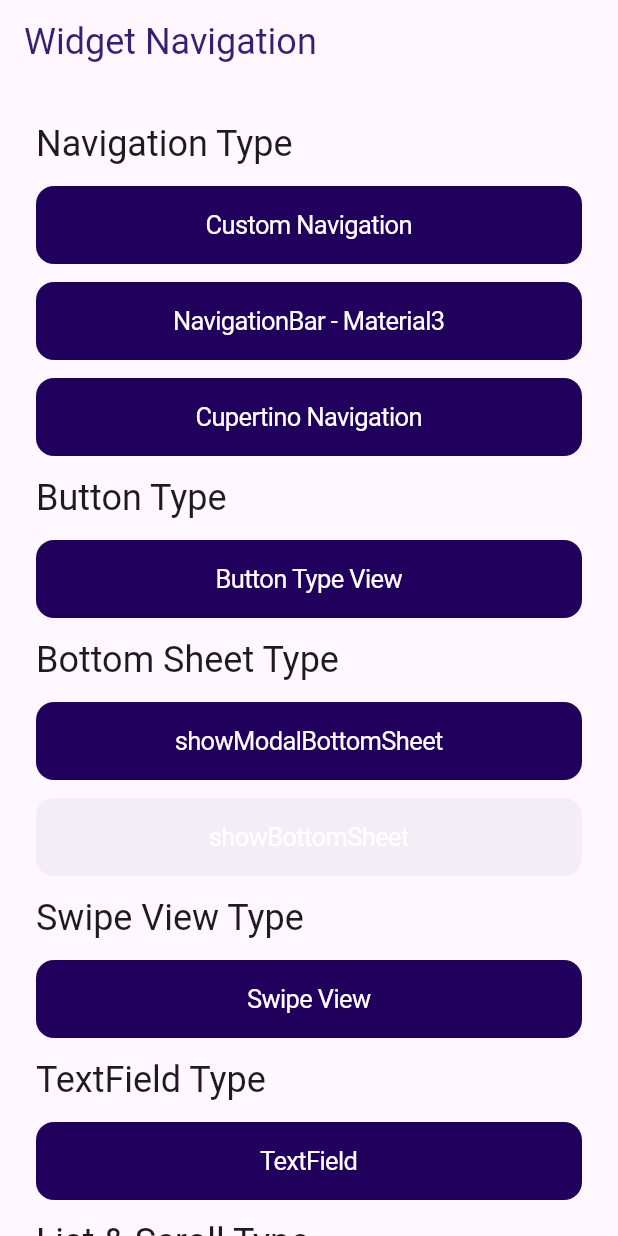
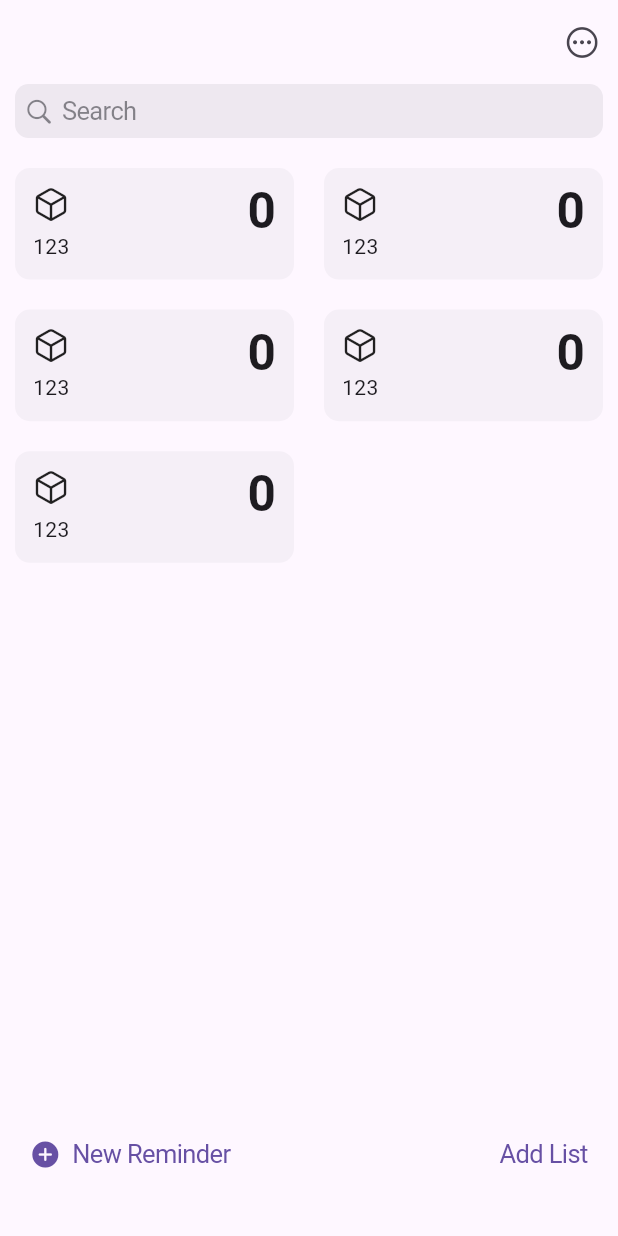
Before and after one commit to techighpark/flutter-todo-app, a Flutter app: the screen it shows after launch, on a phone screen of 412 x 824 dp. Run offline on Flutter 3.47's test engine with Material 2 defaults, Android fonts, the phone set to English and light mode, and no system bars; our stand-ins replace flutter_riverpod, go_router, google_fonts.

Commit message:
custom scroll view

```diff
--- /dev/null
+++ b/lib/features/todo/views/todo_view.dart
@@ -0,0 +1,96 @@
+import 'package:dev_app_1/constants/gaps.dart';
+import 'package:dev_app_1/constants/sizes.dart';
+import 'package:dev_app_1/features/todo/widgets/BoxTypeReminderWidget.dart';
+import 'package:flutter/cupertino.dart';
+import 'package:flutter/material.dart';
+
+class ToDoView extends StatefulWidget {
+  static String routeName = 'todo';
+  static String routeUrl = '/todo';
+
+  const ToDoView({Key? key}) : super(key: key);
+
+  @override
+  State<ToDoView> createState() => _ToDoViewState();
+}
+
+class _ToDoViewState extends State<ToDoView> {
+  void _onFloatingButtonTap() {}
+  @override
+  Widget build(BuildContext context) {
+    return Scaffold(
+      appBar: AppBar(
+        actions: [
+          IconButton(
+            onPressed: _onFloatingButtonTap,
+            icon: const Icon(
+              CupertinoIcons.ellipsis_circle,
+            ),
+          ),
+        ],
+      ),
+      body: Padding(
+        padding: const EdgeInsets.symmetric(
+          horizontal: Sizes.size10,
+        ),
+        child: CustomScrollView(
+          slivers: [
+            const SliverAppBar(
+              floating: true,
+              flexibleSpace: SizedBox(
+                width: double.infinity,
+                child: CupertinoSearchTextField(),
+              ),
+              // title: CupertinoSearchTextField(),
+            ),
+            SliverGrid(
+              delegate: SliverChildBuilderDelegate(
+                childCount: 5,
+                (context, index) => const BoxTypeReminderWidget(
+                  title: '123',
+                  icon: CupertinoIcons.cube,
+                ),
+              ),
+
+              ///[GridView.builder] - reference within gridDelegate
+              gridDelegate: const SliverGridDelegateWithMaxCrossAxisExtent(
+                maxCrossAxisExtent: 200,
+                mainAxisSpacing: Sizes.size20,
+                crossAxisSpacing: Sizes.size20,
+                childAspectRatio: 5 / 2,
+              ),
+            ),
+          ],
+        ),
+      ),
+      bottomNavigationBar: SizedBox(
+        height: 110,
+        child: Row(
+          mainAxisAlignment: MainAxisAlignment.spaceBetween,
+          children: [
+            CupertinoButton(
+              child: Row(
+                mainAxisAlignment: MainAxisAlignment.center,
+                children: const [
+                  Icon(CupertinoIcons.plus_circle_fill),
+                  SizedBox(width: 8.0),
+                  Text('New Reminder'),
+                ],
+              ),
+              onPressed: () {},
+            ),
+            CupertinoButton(
+              child: Row(
+                mainAxisAlignment: MainAxisAlignment.center,
+                children: const [
+                  Text('Add List'),
+                ],
+              ),
+              onPressed: () {},
+            )
+          ],
+        ),
+      ),
+    );
+  }
+}
--- /dev/null
+++ b/lib/features/todo/widgets/BoxTypeReminderWidget.dart
@@ -0,0 +1,57 @@
+import 'package:dev_app_1/constants/gaps.dart';
+import 'package:dev_app_1/constants/sizes.dart';
+import 'package:flutter/cupertino.dart';
+import 'package:flutter/material.dart';
+
+class BoxTypeReminderWidget extends StatefulWidget {
+  final String title;
+  final IconData icon;
+  const BoxTypeReminderWidget(
+      {Key? key, required this.title, required this.icon})
+      : super(key: key);
+
+  @override
+  State<BoxTypeReminderWidget> createState() => _BoxTypeReminderWidgetState();
+}
+
+class _BoxTypeReminderWidgetState extends State<BoxTypeReminderWidget> {
+  @override
+  Widget build(BuildContext context) {
+    return Container(
+      padding: const EdgeInsets.all(
+        Sizes.size12,
+      ),
+      decoration: BoxDecoration(
+        color: Theme.of(context).colorScheme.onInverseSurface,
+        borderRadius: BorderRadius.circular(
+          Sizes.size10,
+        ),
+      ),
+      child: Row(
+        mainAxisAlignment: MainAxisAlignment.spaceBetween,
+        crossAxisAlignment: CrossAxisAlignment.start,
+        children: [
+          Expanded(
+            child: Column(
+              crossAxisAlignment: CrossAxisAlignment.start,
+              children: [
+                Icon(
+                  widget.icon,
+                ),
+                Gaps.v6,
+                Text(widget.title)
+              ],
+            ),
+          ),
+          Text(
+            '0',
+            style: Theme.of(context).textTheme.headlineMedium!.copyWith(
+                  fontWeight: FontWeight.w600,
+                  height: 1,
+                ),
+          )
+        ],
+      ),
+    );
+  }
+}
--- a/lib/router.dart
+++ b/lib/router.dart
@@ -4,14 +4,22 @@ import 'package:dev_app_1/features/main_navigation/views/tech_navigation_view.da
 import 'package:dev_app_1/features/main_navigation/views/tech_material_navigation_view.dart';
 import 'package:dev_app_1/features/main_navigation/views/tech_cupertino_tab_bar_view.dart';
 import 'package:dev_app_1/features/onboarding/views/tech_single_child_scroll_view.dart';
+import 'package:dev_app_1/features/todo/views/todo_view.dart';
+import 'package:dev_app_1/features/todo/views/todo_view.dart';
+import 'package:dev_app_1/features/todo/views/todo_view.dart';
 import 'package:dev_app_1/features/widget_navigation/tech_widget_list_navigation.dart';
 import 'package:flutter_riverpod/flutter_riverpod.dart';
 import 'package:go_router/go_router.dart';
 
 final routerProvider = Provider(
   (ref) => GoRouter(
-    initialLocation: '/widgetnav',
+    initialLocation: '/todo',
     routes: [
+      GoRoute(
+        path: ToDoView.routeUrl,
+        name: ToDoView.routeName,
+        builder: (context, state) => const ToDoView(),
+      ),
       GoRoute(
         path: SignInFormView.routeUrl,
         name: SignInFormView.routeName,
```
Also changed, not shown: 1 other file.
